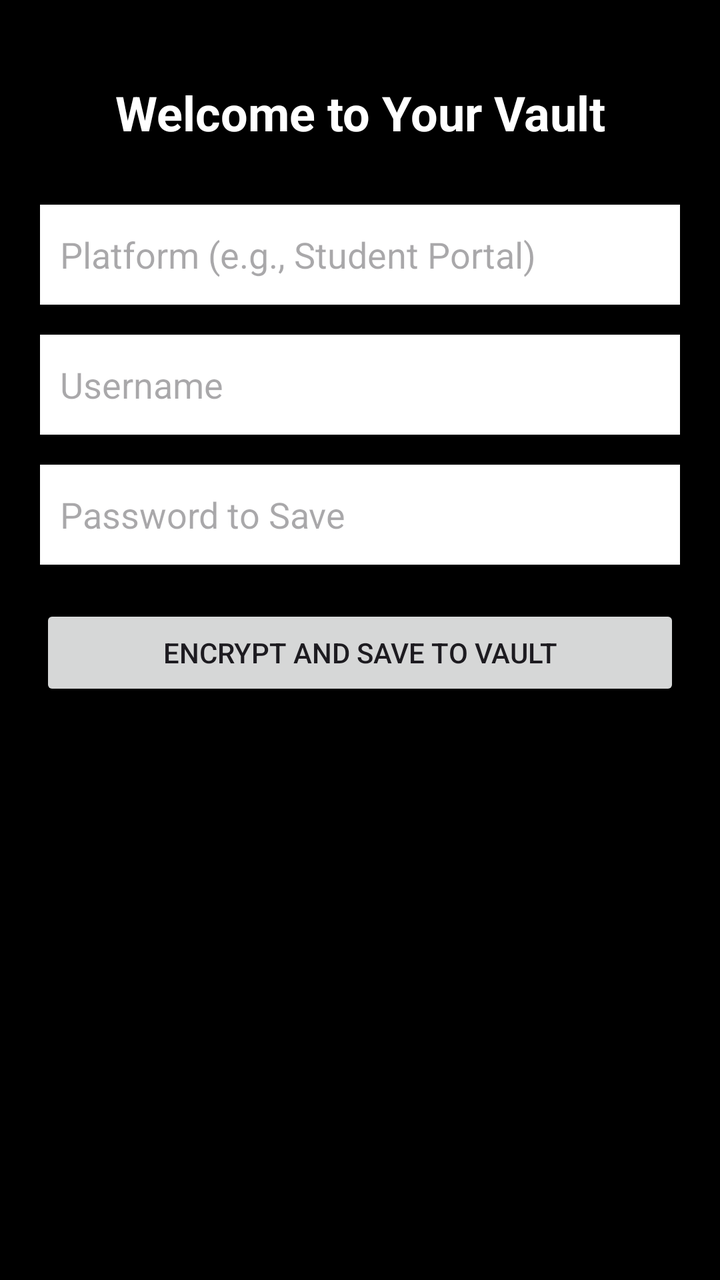
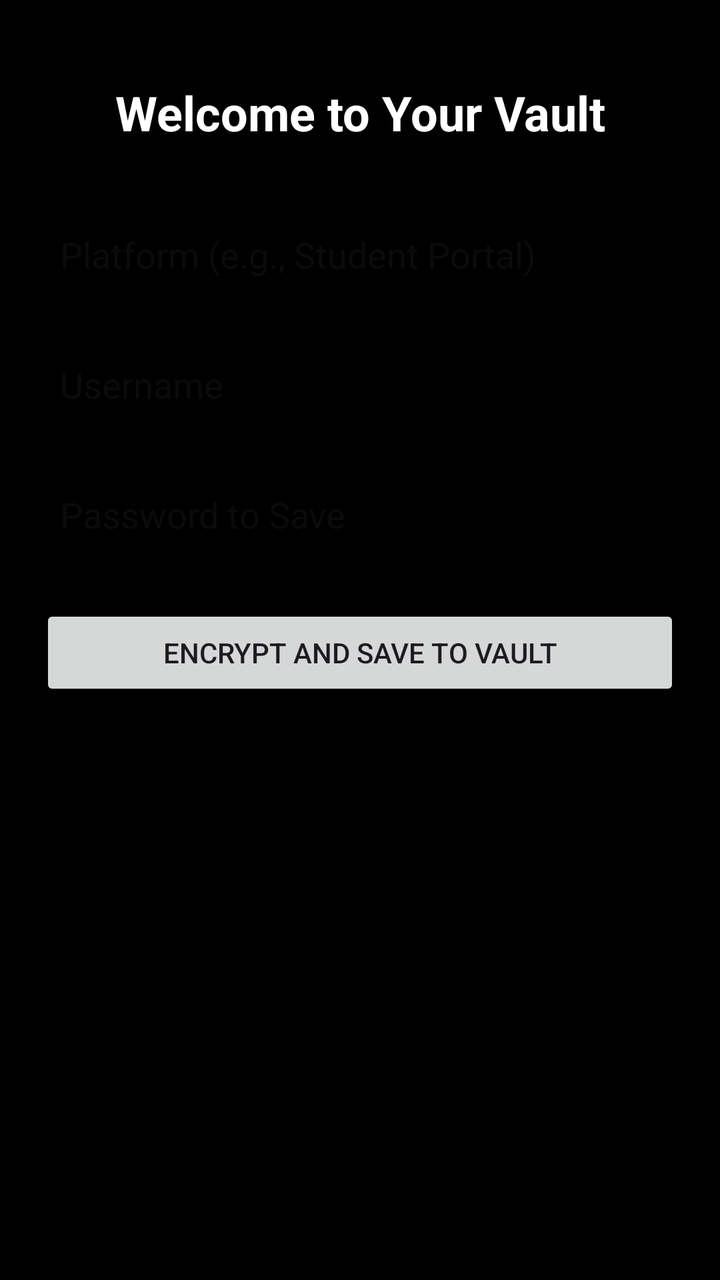

Before-and-after screenshots of an Android layout around one commit, followed by the original layout XML and the change that was made.
<!-- AndroidManifest.xml: application theme Theme.Passvault -->
<!-- res/layout/activity_home_screen.xml -->
<?xml version="1.0" encoding="utf-8"?>
<LinearLayout xmlns:android="http://schemas.android.com/apk/res/android"
    android:orientation="vertical"
    android:layout_width="match_parent"
    android:layout_height="match_parent"
    android:background="@color/black"
    android:padding="20dp">

    <TextView
        android:id="@+id/textView"
        android:layout_width="match_parent"
        android:layout_height="wrap_content"
        android:text="Welcome to Your Vault"
        android:gravity="center"
        android:layout_marginTop="20dp"
        android:textSize="24sp"
        android:textStyle="bold"
        android:textColor="@color/white"/>

    <EditText
        android:id="@+id/etPlatform"
        android:layout_width="match_parent"
        android:layout_height="50dp"
        android:background="@color/white"
        android:hint="Platform (e.g., Student Portal)"
        android:layout_marginTop="30dp"
        android:padding="10dp"/>

    <EditText
        android:id="@+id/etVaultUsername"
        android:layout_width="match_parent"
        android:layout_height="50dp"
        android:background="@color/white"
        android:hint="Username"
        android:layout_marginTop="15dp"
        android:padding="10dp"/>

    <EditText
        android:id="@+id/etVaultPassword"
        android:layout_width="match_parent"
        android:layout_height="50dp"
        android:background="@color/white"
        android:hint="Password to Save"
        android:layout_marginTop="15dp"
        android:padding="10dp"/>

    <Button
        android:id="@+id/btnSaveToVault"
        android:layout_width="match_parent"
        android:layout_height="wrap_content"
        android:text="ENCRYPT AND SAVE TO VAULT"
        android:layout_marginTop="20dp"/>

    <TextView
        android:id="@+id/result"
        android:layout_width="match_parent"
        android:layout_height="wrap_content"
        android:text=""
        android:layout_marginTop="20dp"
        android:gravity="center"
        android:textSize="18sp"
        android:textColor="@color/white"/>

</LinearLayout>
<!-- resources referenced by this layout -->
<resources>
  <color name="black">#FF000000</color>
  <color name="white">#FFFFFFFF</color>
  <style name="Theme.Passvault" parent="Base.Theme.Passvault" />
  <style name="Base.Theme.Passvault" parent="Theme.Material3.DayNight.NoActionBar">
          
          
      </style>
</resources>

<!-- the commit's change to res/layout/activity_home_screen.xml (unified diff, before → after) -->
@@ -21,7 +21,7 @@
         android:id="@+id/etPlatform"
         android:layout_width="match_parent"
         android:layout_height="50dp"
-        android:background="@color/white"
+        android:background="@color/black"
         android:hint="Platform (e.g., Student Portal)"
         android:layout_marginTop="30dp"
         android:padding="10dp"/>
@@ -30,7 +30,7 @@
         android:id="@+id/etVaultUsername"
         android:layout_width="match_parent"
         android:layout_height="50dp"
-        android:background="@color/white"
+        android:background="@color/black"
         android:hint="Username"
         android:layout_marginTop="15dp"
         android:padding="10dp"/>
@@ -39,7 +39,7 @@
         android:id="@+id/etVaultPassword"
         android:layout_width="match_parent"
         android:layout_height="50dp"
-        android:background="@color/white"
+        android:background="@color/black"
         android:hint="Password to Save"
         android:layout_marginTop="15dp"
         android:padding="10dp"/>
